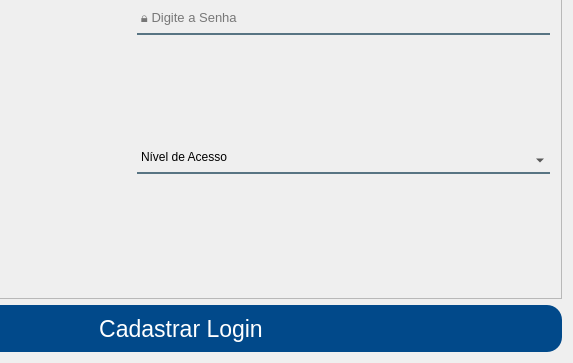
Qt form App/view/ui/cadastroLogin.ui (Senac-SOR-ADS/Mapa-de-Sala) before a commit; both pictures show x 211 to 784 and y 293 to 656 of the 784 by 656 pixel window.
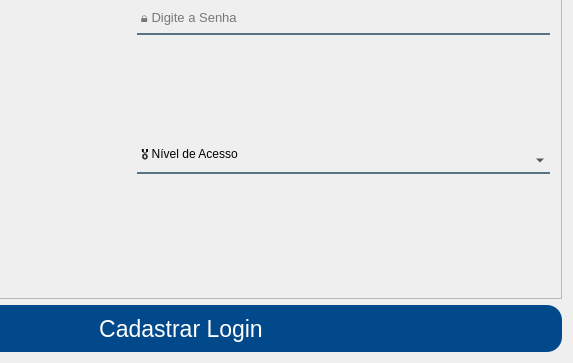
The same form after that commit. Icons and pictures are not drawn.

Commit message: so emoji

```diff
--- a/App/view/ui/cadastroLogin.ui
+++ b/App/view/ui/cadastroLogin.ui
@@ -175,7 +175,7 @@
             <bool>true</bool>
            </property>
            <property name="currentText">
-            <string>Nível de Acesso</string>
+            <string>🎖 Nível de Acesso</string>
            </property>
           </widget>
          </item>
```
The commit also changes 1 other file.
